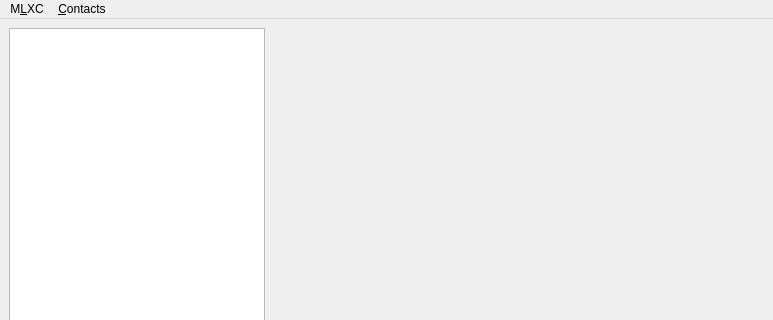
The window that data/main.ui (jabbercat/jabbercat) describes before a commit, drawn with Qt 5; both pictures show x 0 to 773 and y 0 to 320 of the 773 by 545 pixel window.
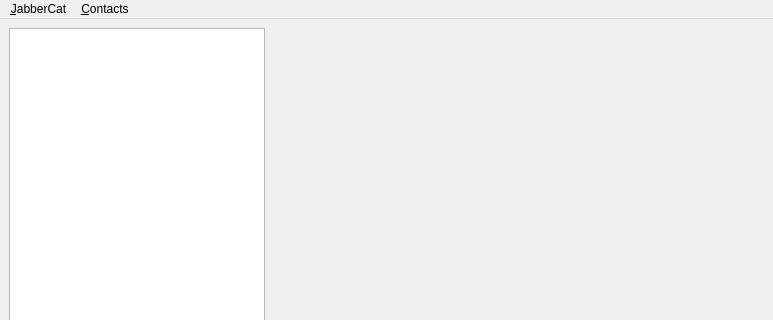
The same window after the commit. Icons and pictures are not drawn.

Commit message: Start rename to JabberCat

```diff
--- a/data/main.ui
+++ b/data/main.ui
@@ -55,12 +55,12 @@
      <x>0</x>
      <y>0</y>
      <width>773</width>
-     <height>25</height>
+     <height>28</height>
     </rect>
    </property>
    <widget class="QMenu" name="menuMLXC">
     <property name="title">
-     <string>M&amp;LXC</string>
+     <string>&amp;JabberCat</string>
     </property>
     <addaction name="action_manage_accounts"/>
     <addaction name="action_muc_join"/>
```
Left out of the diff: 2 changed lines with no effect on the pictures.
